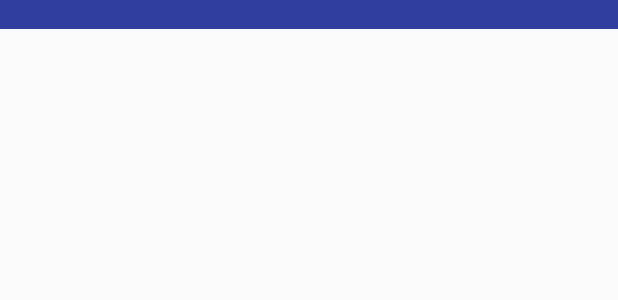
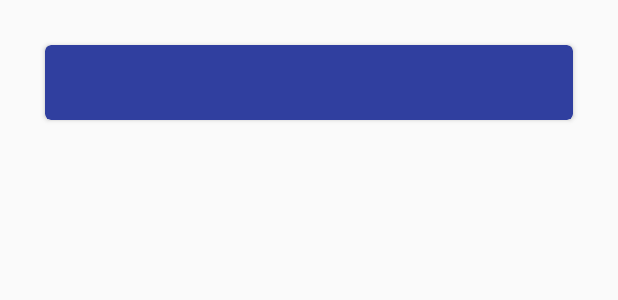
Before and after one commit to Nitinrahgav/JKSales2, an Android app: the layout row_layout.xml on its own in the app's theme, with its tools: preview values and no code run, on a phone screen of 412 x 824 dp. Shown: the top 300 px of the screen. Run offline under Robolectric (Android 15) with nearby library versions, the phone set to English and light mode, and no system bars.

Commit message:
New Commit

```diff
--- a/app/src/main/res/layout/row_layout.xml
+++ b/app/src/main/res/layout/row_layout.xml
@@ -1,14 +1,19 @@
 <?xml version="1.0" encoding="utf-8"?>
-<LinearLayout xmlns:android="http://schemas.android.com/apk/res/android"
+<android.support.v7.widget.CardView xmlns:android="http://schemas.android.com/apk/res/android"
+    xmlns:app="http://schemas.android.com/apk/res-auto"
     android:orientation="vertical"
     android:background="@color/colorPrimaryDark"
     android:layout_width="match_parent"
+    android:layout_margin="30dp"
+    app:cardCornerRadius="4dp"
+    app:cardBackgroundColor="@color/colorPrimaryDark"
     android:layout_height="wrap_content">
     <TextView
         android:id="@+id/tv_android"
         android:layout_gravity="center"
         android:textColor="#FFFFFF"
+        android:layout_marginTop="10dp"
         android:textStyle="bold"
         android:layout_width="wrap_content"
-        android:layout_height="wrap_content" />
-</LinearLayout>
+        android:layout_height="40dp" />
+</android.support.v7.widget.CardView>
```
